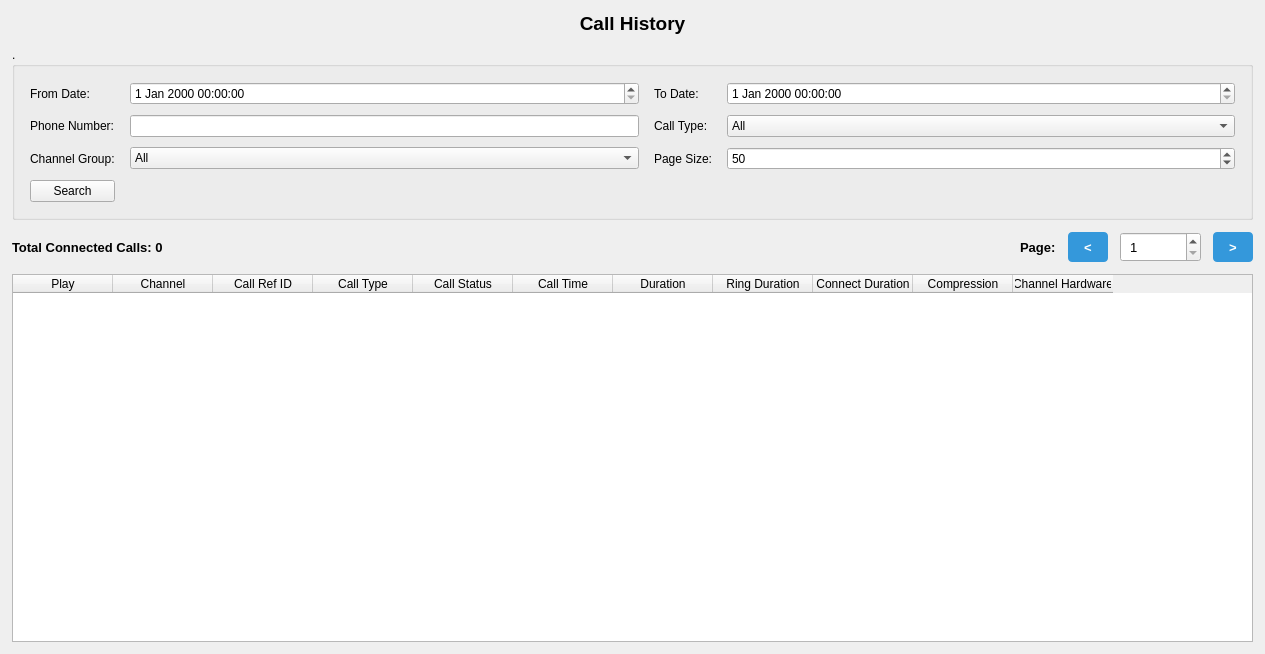
The window that timetimecalls.ui (sanjayvanan/Xtend-Voice_Logger) describes before a commit, drawn with Qt 5.
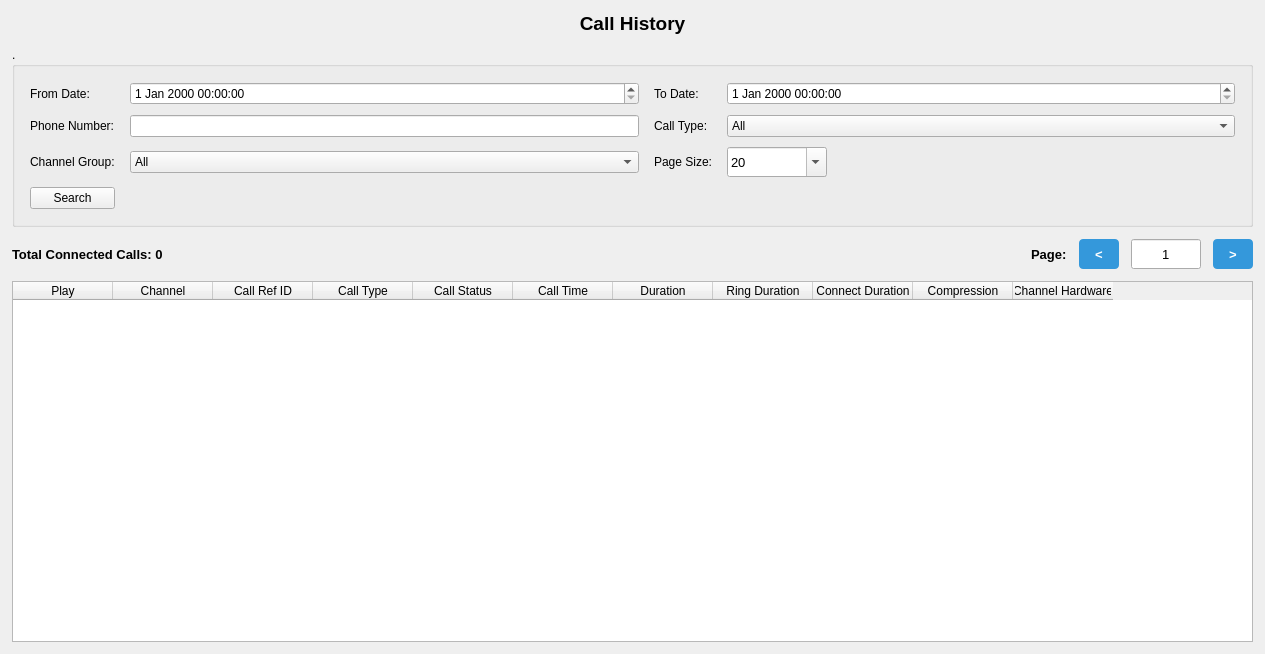
The same window after the commit.

Diff of the .ui file:
```diff
--- a/timetimecalls.ui
+++ b/timetimecalls.ui
@@ -176,22 +176,52 @@
        </widget>
       </item>
       <item row="2" column="3">
-       <widget class="QSpinBox" name="pageSize">
-        <property name="sizePolicy">
-         <sizepolicy hsizetype="Minimum" vsizetype="Fixed">
-          <horstretch>0</horstretch>
-          <verstretch>0</verstretch>
-         </sizepolicy>
+       <widget class="QComboBox" name="pageSize">
+        <property name="minimumSize">
+         <size>
+          <width>80</width>
+          <height>30</height>
+         </size>
         </property>
-        <property name="minimum">
-         <number>1</number>
+        <property name="maximumSize">
+         <size>
+          <width>100</width>
+          <height>30</height>
+         </size>
         </property>
-        <property name="maximum">
-         <number>1000</number>
+        <property name="font">
+         <font>
+          <pointsize>10</pointsize>
+         </font>
         </property>
-        <property name="value">
-         <number>50</number>
+        <property name="editable">
+         <bool>true</bool>
         </property>
+        <item>
+         <property name="text">
+          <string>20</string>
+         </property>
+        </item>
+        <item>
+         <property name="text">
+          <string>40</string>
+         </property>
+        </item>
+        <item>
+         <property name="text">
+          <string>60</string>
+         </property>
+        </item>
+        <item>
+         <property name="text">
+          <string>80</string>
+         </property>
+        </item>
+        <item>
+         <property name="text">
+          <string>100</string>
+         </property>
+        </item>
        </widget>
       </item>
       <item row="3" column="0">
@@ -280,8 +310,14 @@
       </widget>
      </item>
      <item>
-      <widget class="QSpinBox" name="currentPage">
+      <widget class="QLineEdit" name="currentPage">
        <property name="minimumSize">
+        <size>
+         <width>50</width>
+         <height>30</height>
+        </size>
+       </property>
+       <property name="maximumSize">
         <size>
          <width>70</width>
          <height>30</height>
@@ -295,11 +331,11 @@
        <property name="styleSheet">
         <string notr="true">padding: 2px 5px;</string>
        </property>
-       <property name="minimum">
-        <number>1</number>
+       <property name="text">
+        <string>1</string>
        </property>
-       <property name="maximum">
-        <number>999999</number>
+       <property name="alignment">
+        <set>Qt::AlignmentFlag::AlignCenter</set>
        </property>
       </widget>
      </item>
```
